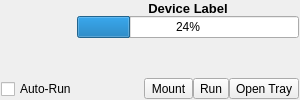
This is src-qt5/pc-mounttray/DeviceWidget.ui in trueos/pcbsd as Qt 5 draws it before an edit. The edited form follows.
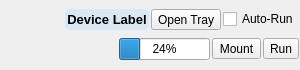
This is the edited form. Icons and pictures are not drawn.

Commit message: Completely revamp the device-widgets for the mounttray. This now uses the new pc-sysconfig backend, and works much better/faster.

```diff
--- a/src-qt5/pc-mounttray/DeviceWidget.ui
+++ b/src-qt5/pc-mounttray/DeviceWidget.ui
@@ -7,7 +7,7 @@
     <x>0</x>
     <y>0</y>
     <width>300</width>
-    <height>100</height>
+    <height>70</height>
    </rect>
   </property>
   <property name="sizePolicy">
@@ -19,13 +19,13 @@
   <property name="minimumSize">
    <size>
     <width>300</width>
-    <height>100</height>
+    <height>70</height>
    </size>
   </property>
   <property name="maximumSize">
    <size>
-    <width>300</width>
-    <height>100</height>
+    <width>301</width>
+    <height>70</height>
    </size>
   </property>
   <property name="windowTitle">
@@ -49,6 +49,9 @@
    </property>
    <item>
     <layout class="QHBoxLayout" name="horizontalLayout_2">
+     <property name="spacing">
+      <number>0</number>
+     </property>
      <item>
       <layout class="QVBoxLayout" name="verticalLayout_3">
        <item>
@@ -85,81 +88,116 @@
          </property>
         </widget>
        </item>
-       <item>
-        <widget class="QCheckBox" name="check_auto">
-         <property name="toolTip">
-          <string>Automatically use this device when it is attached to the system</string>
-         </property>
-         <property name="text">
-          <string>Auto-Run</string>
-         </property>
-        </widget>
-       </item>
       </layout>
      </item>
      <item>
       <layout class="QVBoxLayout" name="verticalLayout">
+       <property name="spacing">
+        <number>2</number>
+       </property>
        <item>
-        <widget class="QLabel" name="label_dev">
-         <property name="font">
-          <font>
-           <pointsize>10</pointsize>
-           <weight>75</weight>
-           <bold>true</bold>
-          </font>
-         </property>
-         <property name="text">
-          <string notr="true">Device Label</string>
-         </property>
-         <property name="scaledContents">
-          <bool>true</bool>
-         </property>
-         <property name="alignment">
-          <set>Qt::AlignCenter</set>
-         </property>
-        </widget>
-       </item>
-       <item>
-        <widget class="QProgressBar" name="progressBar">
-         <property name="value">
-          <number>24</number>
-         </property>
-         <property name="alignment">
-          <set>Qt::AlignCenter</set>
-         </property>
-         <property name="textDirection">
-          <enum>QProgressBar::TopToBottom</enum>
-         </property>
-        </widget>
-       </item>
-       <item>
-        <spacer name="verticalSpacer">
-         <property name="orientation">
-          <enum>Qt::Vertical</enum>
-         </property>
-         <property name="sizeHint" stdset="0">
-          <size>
-           <width>20</width>
-           <height>0</height>
-          </size>
-         </property>
-        </spacer>
+        <layout class="QHBoxLayout" name="horizontalLayout_3">
+         <item>
+          <widget class="QLabel" name="label_dev">
+           <property name="sizePolicy">
+            <sizepolicy hsizetype="Expanding" vsizetype="Preferred">
+             <horstretch>0</horstretch>
+             <verstretch>0</verstretch>
+            </sizepolicy>
+           </property>
+           <property name="font">
+            <font>
+             <pointsize>10</pointsize>
+             <weight>75</weight>
+             <bold>true</bold>
+            </font>
+           </property>
+           <property name="styleSheet">
+            <string notr="true">background: rgba(200,230,250,150); border-radius: 5px; border: none;</string>
+           </property>
+           <property name="text">
+            <string notr="true">Device Label</string>
+           </property>
+           <property name="scaledContents">
+            <bool>false</bool>
+           </property>
+           <property name="alignment">
+            <set>Qt::AlignCenter</set>
+           </property>
+           <property name="wordWrap">
+            <bool>true</bool>
+           </property>
+          </widget>
+         </item>
+         <item>
+          <widget class="QToolButton" name="tool_tray">
+           <property name="toolTip">
+            <string>Open the disk tray</string>
+           </property>
+           <property name="text">
+            <string notr="true">Open Tray</string>
+           </property>
+           <property name="icon">
+            <iconset resource="pc-mounttray.qrc">
+             <normaloff>:/icons/drive-optical.png</normaloff>:/icons/drive-optical.png</iconset>
+           </property>
+           <property name="popupMode">
+            <enum>QToolButton::InstantPopup</enum>
+           </property>
+           <property name="toolButtonStyle">
+            <enum>Qt::ToolButtonIconOnly</enum>
+           </property>
+           <property name="arrowType">
+            <enum>Qt::NoArrow</enum>
+           </property>
+          </widget>
+         </item>
+         <item>
+          <widget class="QCheckBox" name="check_auto">
+           <property name="toolTip">
+            <string>Automatically use this device when it is attached to the system</string>
+           </property>
+           <property name="text">
+            <string>Auto-Run</string>
+           </property>
+          </widget>
+         </item>
+        </layout>
        </item>
        <item>
         <layout class="QHBoxLayout" name="horizontalLayout">
+         <property name="rightMargin">
+          <number>0</number>
+         </property>
          <item>
           <spacer name="horizontalSpacer">
            <property name="orientation">
             <enum>Qt::Horizontal</enum>
            </property>
+           <property name="sizeType">
+            <enum>QSizePolicy::Expanding</enum>
+           </property>
            <property name="sizeHint" stdset="0">
             <size>
-             <width>40</width>
+             <width>0</width>
              <height>20</height>
             </size>
            </property>
           </spacer>
          </item>
+         <item>
+          <widget class="QProgressBar" name="progressBar">
+           <property name="value">
+            <number>24</number>
+           </property>
+           <property name="alignment">
+            <set>Qt::AlignCenter</set>
+           </property>
+           <property name="textDirection">
+            <enum>QProgressBar::TopToBottom</enum>
+           </property>
+          </widget>
+         </item>
          <item>
           <widget class="QToolButton" name="tool_mount">
            <property name="text">
@@ -170,7 +208,7 @@
              <normaloff>:/icons/mount.png</normaloff>:/icons/mount.png</iconset>
            </property>
            <property name="toolButtonStyle">
-            <enum>Qt::ToolButtonTextUnderIcon</enum>
+            <enum>Qt::ToolButtonTextBesideIcon</enum>
            </property>
           </widget>
          </item>
@@ -184,33 +222,13 @@
              <normaloff>:/icons/play.png</normaloff>:/icons/play.png</iconset>
            </property>
            <property name="toolButtonStyle">
-            <enum>Qt::ToolButtonTextUnderIcon</enum>
+            <enum>Qt::ToolButtonTextBesideIcon</enum>
            </property>
            <property name="autoRaise">
             <bool>false</bool>
            </property>
           </widget>
          </item>
-         <item>
-          <widget class="QToolButton" name="tool_tray">
-           <property name="text">
-            <string>Open Tray</string>
-           </property>
-           <property name="icon">
-            <iconset resource="pc-mounttray.qrc">
-             <normaloff>:/icons/drive-optical.png</normaloff>:/icons/drive-optical.png</iconset>
-           </property>
-           <property name="popupMode">
-            <enum>QToolButton::InstantPopup</enum>
-           </property>
-           <property name="toolButtonStyle">
-            <enum>Qt::ToolButtonTextUnderIcon</enum>
-           </property>
-           <property name="arrowType">
-            <enum>Qt::NoArrow</enum>
-           </property>
-          </widget>
-         </item>
         </layout>
        </item>
       </layout>
```
The commit also changes 5 other files.
